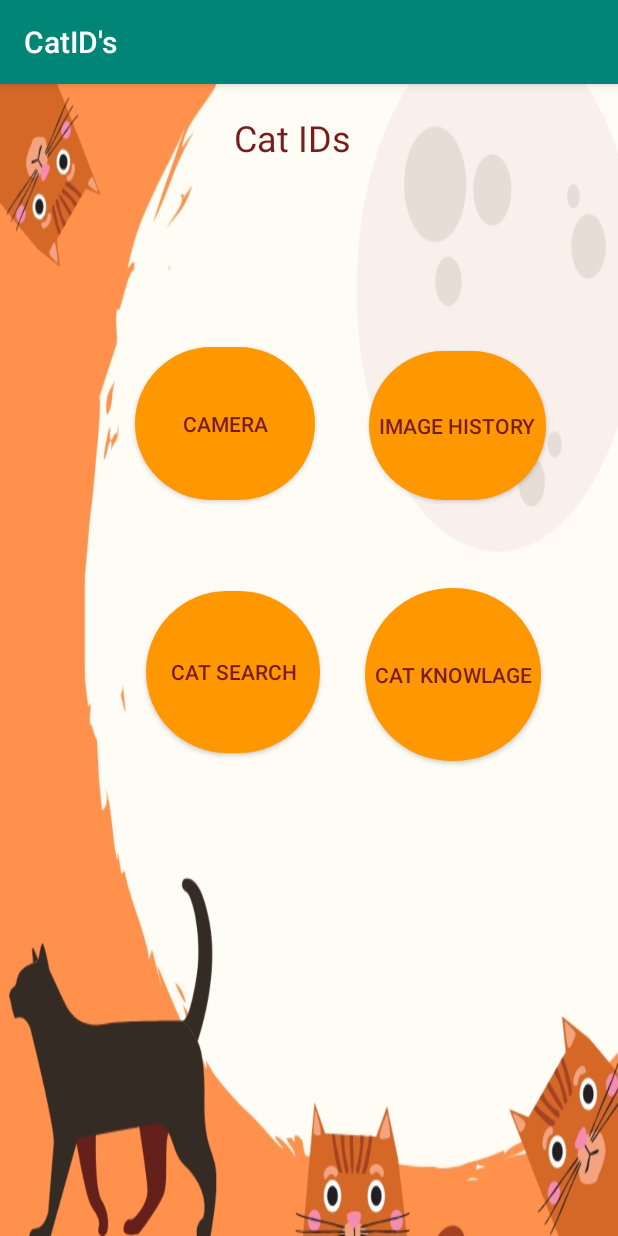
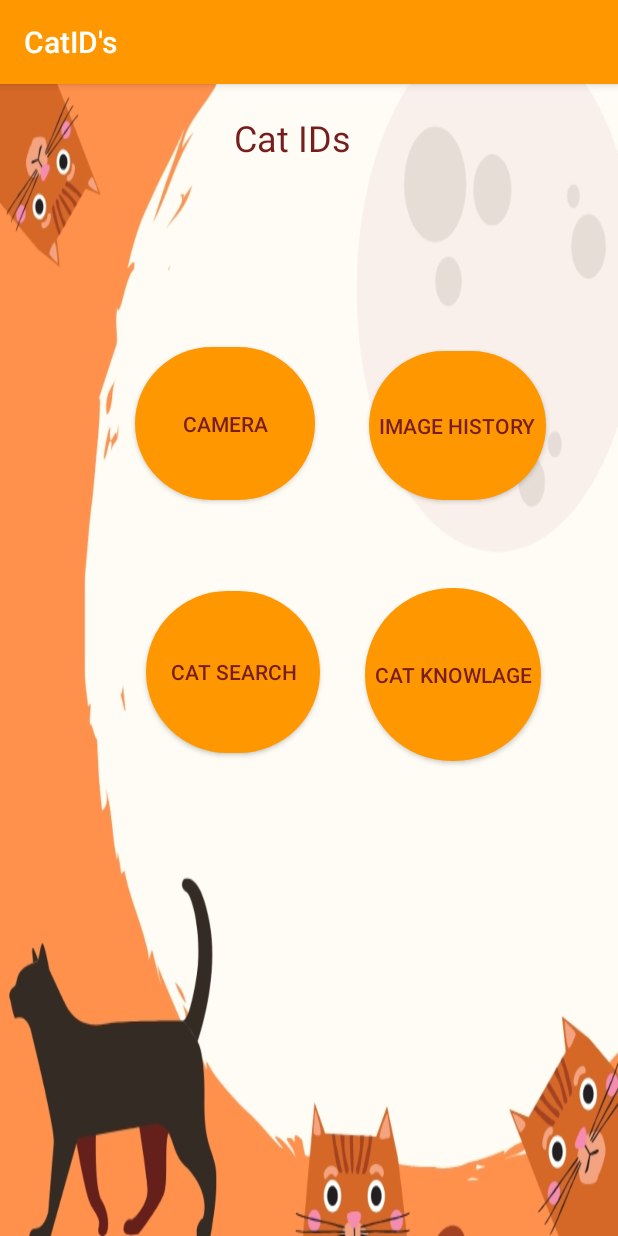
Before and after one commit to ValeriuOlar/CatIDs, an Android app: the screen it shows after launch (MainActivity), on a phone screen of 412 x 824 dp. Run offline under Robolectric (Android 15) with nearby library versions, the phone set to English and light mode, and no system bars.

Commit message:
primary xml change

```diff
--- a/app/src/main/res/values/colors.xml
+++ b/app/src/main/res/values/colors.xml
@@ -1,7 +1,7 @@
 <?xml version="1.0" encoding="utf-8"?>
 <resources>
-    <color name="colorPrimary">#008577</color>
-    <color name="colorPrimaryDark">#00574B</color>
+    <color name="colorPrimary">#FF9800</color>
+    <color name="colorPrimaryDark">#FF5722</color>
     <color name="colorAccent">#D81B60</color>
     <color name="btColor">#FF9800</color>
 </resources>
```
